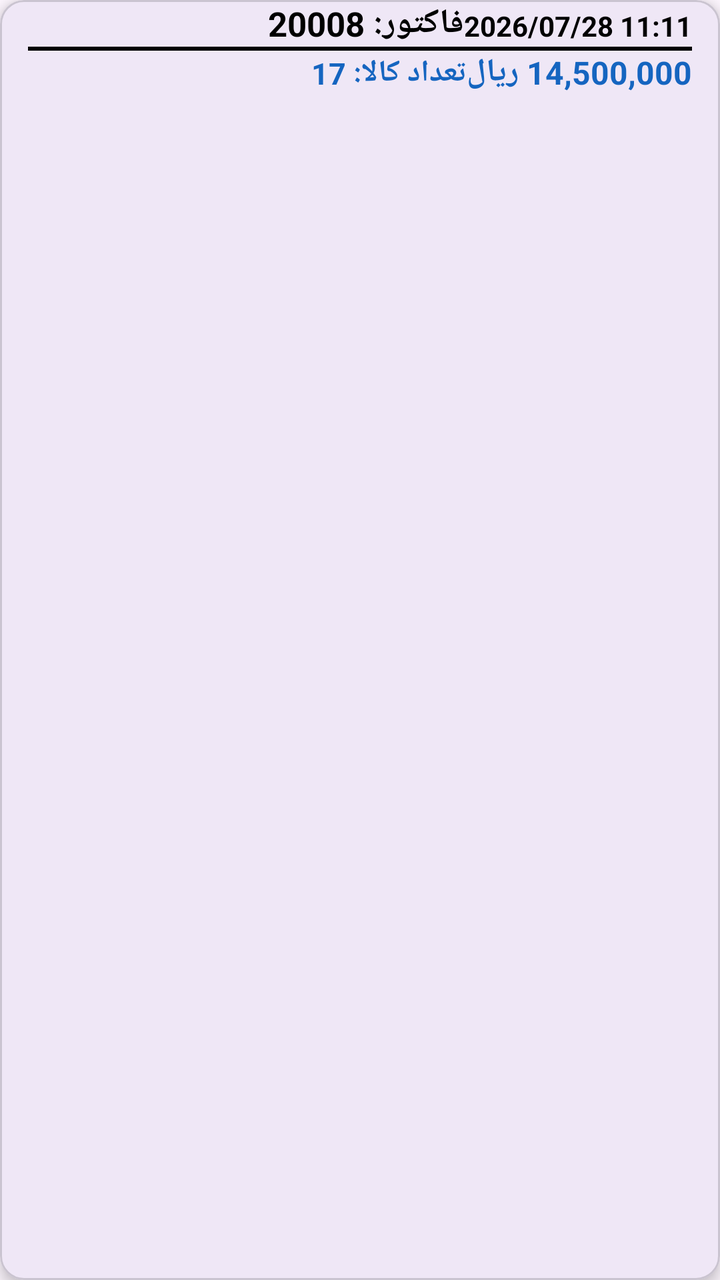
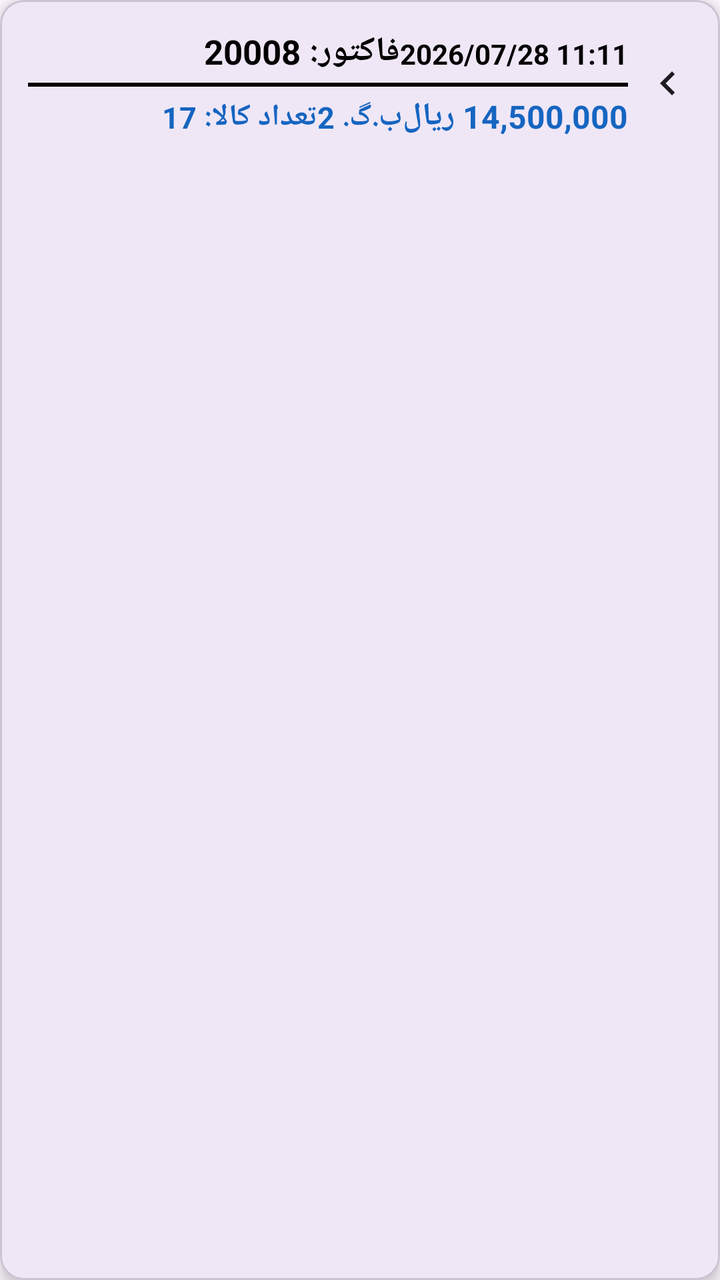

Two renders of the same Android screen: before a commit and after it. Below are the layout's source before the change and the commit's diff.
<!-- AndroidManifest.xml: application theme Theme.Helia -->
<!-- res/layout/item_invoice_history.xml -->
<?xml version="1.0" encoding="utf-8"?>
<com.google.android.material.card.MaterialCardView
    xmlns:android="http://schemas.android.com/apk/res/android"
    xmlns:app="http://schemas.android.com/apk/res-auto"
    android:layout_width="match_parent"
    android:layout_height="wrap_content"
    android:layout_marginHorizontal="12dp"
    android:layout_marginVertical="6dp"
    app:cardCornerRadius="12dp"
    app:cardElevation="4dp"
    app:strokeWidth="1dp"
    >

    <LinearLayout
        android:layout_width="match_parent"
        android:layout_height="wrap_content"
        android:orientation="vertical"
        android:paddingLeft="14dp"
        android:paddingRight="14dp"
        >

        
        <LinearLayout
            android:layout_width="match_parent"
            android:layout_height="wrap_content"
            android:orientation="horizontal">

            <TextView
                android:id="@+id/txtInvoiceID"
                android:layout_width="0dp"
                android:layout_height="wrap_content"
                android:layout_weight="1"
                android:text="فاکتور: 20008"
                android:textColor="@color/text_primary"
                android:textSize="17sp"
                android:textStyle="bold" />

            <TextView
                android:id="@+id/txtDateTime"
                android:layout_width="wrap_content"
                android:layout_height="wrap_content"
                android:text="2026/07/28 11:11"
                android:textColor="@color/text_primary"
                android:textSize="14sp"
                android:textStyle="bold" />

        </LinearLayout>

        <View
            android:layout_width="match_parent"
            android:layout_height="2dp"
            android:background="#000000" />

        
        <LinearLayout
            android:layout_width="match_parent"
            android:layout_height="wrap_content"
            android:orientation="horizontal">

            <TextView
                android:id="@+id/txtCount"
                android:layout_width="0dp"
                android:layout_height="wrap_content"
                android:layout_weight="1"
                android:text="تعداد کالا: 17"
                android:textColor="#1565C0"
                android:textSize="15sp"
                android:textStyle="bold" />

            <TextView
                android:id="@+id/txtAmount"
                android:layout_width="wrap_content"
                android:layout_height="wrap_content"
                android:text="14,500,000 ریال"
                android:textStyle="bold"
                android:textColor="#1565C0"
                android:textSize="16sp"/>

        </LinearLayout>

    </LinearLayout>

</com.google.android.material.card.MaterialCardView>
<!-- resources referenced by this layout -->
<resources>
  <color name="text_primary">#000000</color>
  <style name="Theme.Helia" parent="Base.Theme.Helia" />
  <style name="Base.Theme.Helia" parent="Theme.Material3.DayNight.NoActionBar">
          
          
      </style>
</resources>

<!-- the commit's change to res/layout/item_invoice_history.xml (unified diff, before → after) -->
@@ -6,78 +6,107 @@
     android:layout_height="wrap_content"
     android:layout_marginHorizontal="12dp"
     android:layout_marginVertical="6dp"
+    android:clickable="true"
+    android:focusable="true"
+    android:foreground="?attr/selectableItemBackground"
     app:cardCornerRadius="12dp"
     app:cardElevation="4dp"
-    app:strokeWidth="1dp"
-    >
+    app:strokeWidth="1dp">
 
-    <LinearLayout
+    <androidx.constraintlayout.widget.ConstraintLayout
         android:layout_width="match_parent"
         android:layout_height="wrap_content"
-        android:orientation="vertical"
-        android:paddingLeft="14dp"
-        android:paddingRight="14dp"
-        >
+        android:padding="14dp">
+
+        
+        <ImageView
+            android:id="@+id/imgArrow"
+            android:layout_width="wrap_content"
+            android:layout_height="wrap_content"
+            android:src="@drawable/baseline_chevron_left_24"
+            app:tint="?attr/colorOnSurface"
+            app:layout_constraintBottom_toBottomOf="parent"
+            app:layout_constraintEnd_toEndOf="parent"
+            app:layout_constraintTop_toTopOf="parent" />
 
         
         <LinearLayout
-            android:layout_width="match_parent"
+            android:layout_width="0dp"
             android:layout_height="wrap_content"
-            android:orientation="horizontal">
+            android:layout_marginEnd="8dp"
+            android:orientation="vertical"
+            app:layout_constraintEnd_toStartOf="@+id/imgArrow"
+            app:layout_constraintStart_toStartOf="parent"
+            app:layout_constraintTop_toTopOf="parent">
 
-            <TextView
-                android:id="@+id/txtInvoiceID"
-                android:layout_width="0dp"
+            
+            <LinearLayout
+                android:layout_width="match_parent"
                 android:layout_height="wrap_content"
-                android:layout_weight="1"
-                android:text="فاکتور: 20008"
-                android:textColor="@color/text_primary"
-                android:textSize="17sp"
-                android:textStyle="bold" />
+                android:orientation="horizontal">
 
-            <TextView
-                android:id="@+id/txtDateTime"
-                android:layout_width="wrap_content"
+                <TextView
+                    android:id="@+id/txtInvoiceID"
+                    android:layout_width="0dp"
+                    android:layout_height="wrap_content"
+                    android:layout_weight="1"
+                    android:text="فاکتور: 20008"
+                    android:textColor="@color/text_primary"
+                    android:textSize="17sp"
+                    android:textStyle="bold" />
+
+                <TextView
+                    android:id="@+id/txtDateTime"
+                    android:layout_width="wrap_content"
+                    android:layout_height="wrap_content"
+                    android:text="2026/07/28 11:11"
+                    android:textColor="@color/text_primary"
+                    android:textSize="14sp"
+                    android:textStyle="bold" />
+            </LinearLayout>
+
+            <View
+                android:layout_width="match_parent"
+                android:layout_height="2dp"
+                android:layout_marginVertical="4dp"
+                android:background="#000000" />
+
+            
+            <LinearLayout
+                android:layout_width="match_parent"
                 android:layout_height="wrap_content"
-                android:text="2026/07/28 11:11"
-                android:textColor="@color/text_primary"
-                android:textSize="14sp"
-                android:textStyle="bold" />
+                android:orientation="horizontal">
 
+                <TextView
+                    android:id="@+id/txtCount"
+                    android:layout_width="0dp"
+                    android:layout_height="wrap_content"
+                    android:layout_weight="1"
+                    android:text="تعداد کالا: 17"
+                    android:textColor="#1565C0"
+                    android:textSize="15sp"
+                    android:textStyle="bold" />
+
+                <TextView
+                    android:id="@+id/txtReturnedCount"
+                    android:layout_width="wrap_content"
+                    android:layout_height="wrap_content"
+                    android:text="ب.گ. 2"
+                    android:textColor="#1565C0"
+                    android:textSize="15sp"
+                    android:textStyle="bold" />
+
+                <TextView
+                    android:id="@+id/txtAmount"
+                    android:layout_width="wrap_content"
+                    android:layout_height="wrap_content"
+                    android:text="14,500,000 ریال"
+                    android:textColor="#1565C0"
+                    android:textSize="16sp"
+                    android:textStyle="bold" />
+            </LinearLayout>
         </LinearLayout>
 
-        <View
-            android:layout_width="match_parent"
-            android:layout_height="2dp"
-            android:background="#000000" />
-
-        
-        <LinearLayout
-            android:layout_width="match_parent"
-            android:layout_height="wrap_content"
-            android:orientation="horizontal">
-
-            <TextView
-                android:id="@+id/txtCount"
-                android:layout_width="0dp"
-                android:layout_height="wrap_content"
-                android:layout_weight="1"
-                android:text="تعداد کالا: 17"
-                android:textColor="#1565C0"
-                android:textSize="15sp"
-                android:textStyle="bold" />
-
-            <TextView
-                android:id="@+id/txtAmount"
-                android:layout_width="wrap_content"
-                android:layout_height="wrap_content"
-                android:text="14,500,000 ریال"
-                android:textStyle="bold"
-                android:textColor="#1565C0"
-                android:textSize="16sp"/>
-
-        </LinearLayout>
-
-    </LinearLayout>
+    </androidx.constraintlayout.widget.ConstraintLayout>
 
 </com.google.android.material.card.MaterialCardView>
<!-- resource entries referenced after the edit -->
@@ -1,6 +1,12 @@
 <!-- resources referenced by this layout -->
 <resources>
   <color name="text_primary">#000000</color>
+  <!-- drawable baseline_chevron_left_24 (drawable) -->
+  <vector xmlns:android="http://schemas.android.com/apk/res/android" android:height="24dp" android:tint="#000000" android:viewportHeight="24" android:viewportWidth="24" android:width="24dp">
+        
+      <path android:fillColor="@android:color/white" android:pathData="M15.41,7.41L14,6l-6,6 6,6 1.41,-1.41L10.83,12z"/>
+      
+  </vector>
   <style name="Theme.Helia" parent="Base.Theme.Helia" />
   <style name="Base.Theme.Helia" parent="Theme.Material3.DayNight.NoActionBar">
           
